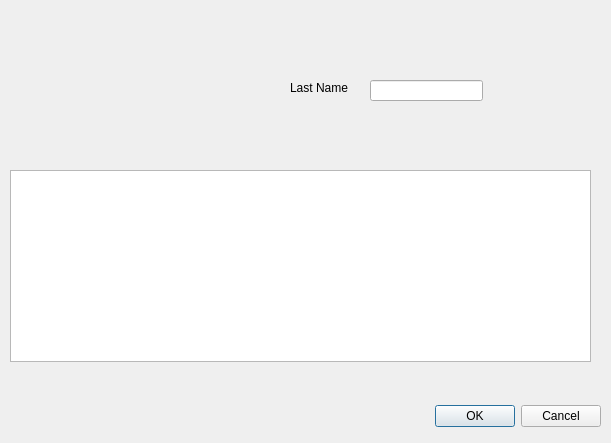
First picture: the form in familysearchdiag.ui, repository stefanmarjanovic/Comp, before the edit.
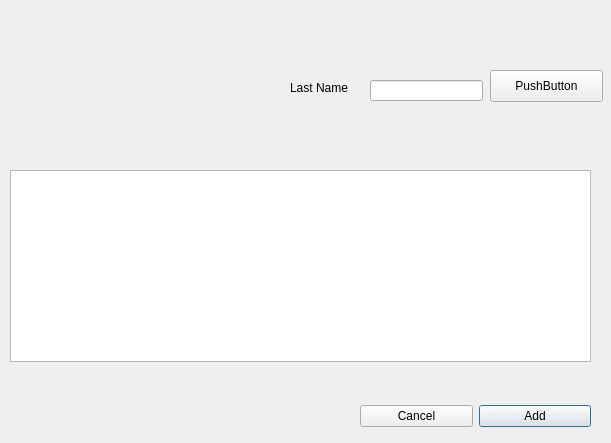
Second picture: the form after the edit.

What changed in the file:
```diff
--- a/familysearchdiag.ui
+++ b/familysearchdiag.ui
@@ -13,23 +13,7 @@
   <property name="windowTitle">
    <string>Dialog</string>
   </property>
-  <widget class="QDialogButtonBox" name="buttonBox">
-   <property name="geometry">
-    <rect>
-     <x>260</x>
-     <y>400</y>
-     <width>341</width>
-     <height>32</height>
-    </rect>
-   </property>
-   <property name="orientation">
-    <enum>Qt::Horizontal</enum>
-   </property>
-   <property name="standardButtons">
-    <set>QDialogButtonBox::Cancel|QDialogButtonBox::Ok</set>
-   </property>
-  </widget>
-  <widget class="QTableView" name="tableView">
+  <widget class="QTableView" name="searchTable">
    <property name="geometry">
     <rect>
      <x>10</x>
@@ -62,6 +46,48 @@
     <string>Last Name</string>
    </property>
   </widget>
+  <widget class="QPushButton" name="pushButton">
+   <property name="geometry">
+    <rect>
+     <x>490</x>
+     <y>70</y>
+     <width>113</width>
+     <height>32</height>
+    </rect>
+   </property>
+   <property name="text">
+    <string>PushButton</string>
+   </property>
+  </widget>
+  <widget class="QWidget" name="">
+   <property name="geometry">
+    <rect>
+     <x>360</x>
+     <y>400</y>
+     <width>231</width>
+     <height>32</height>
+    </rect>
+   </property>
+   <layout class="QHBoxLayout" name="horizontalLayout">
+    <item>
+     <widget class="QPushButton" name="cancel">
+      <property name="text">
+       <string>Cancel</string>
+      </property>
+     </widget>
+    </item>
+    <item>
+     <widget class="QPushButton" name="add">
+      <property name="text">
+       <string>Add</string>
+      </property>
+      <property name="default">
+       <bool>true</bool>
+      </property>
+     </widget>
+    </item>
+   </layout>
+  </widget>
  </widget>
  <resources/>
  <connections>
```
Left out of the diff: 37 changed lines with no effect on the pictures.
